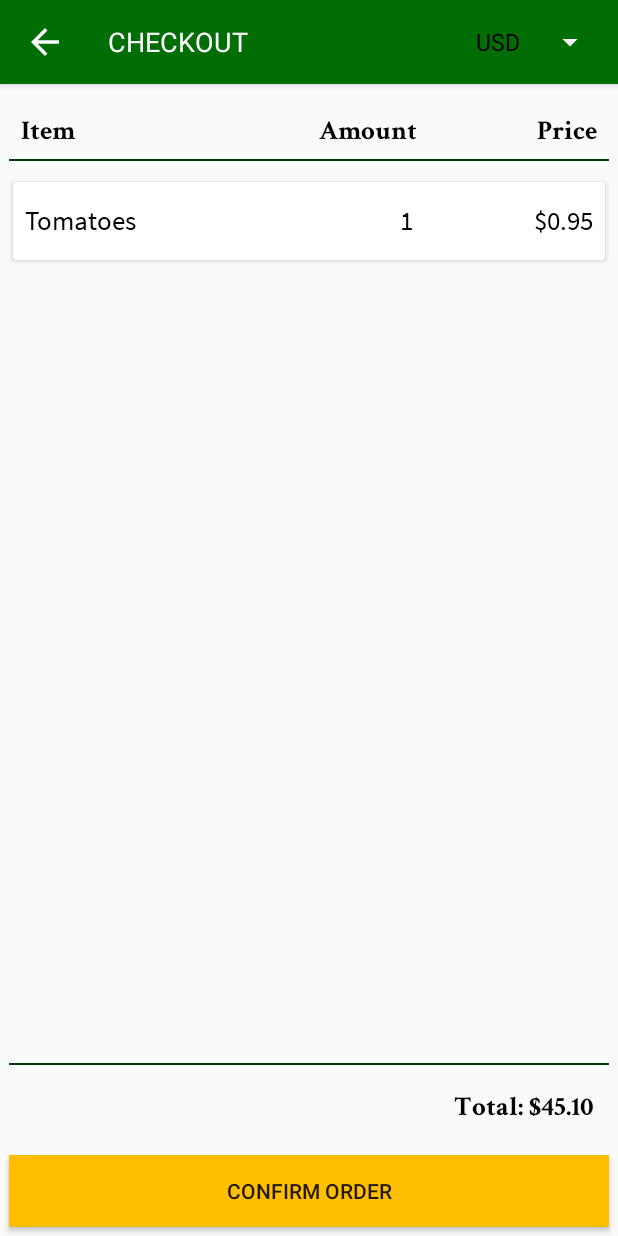
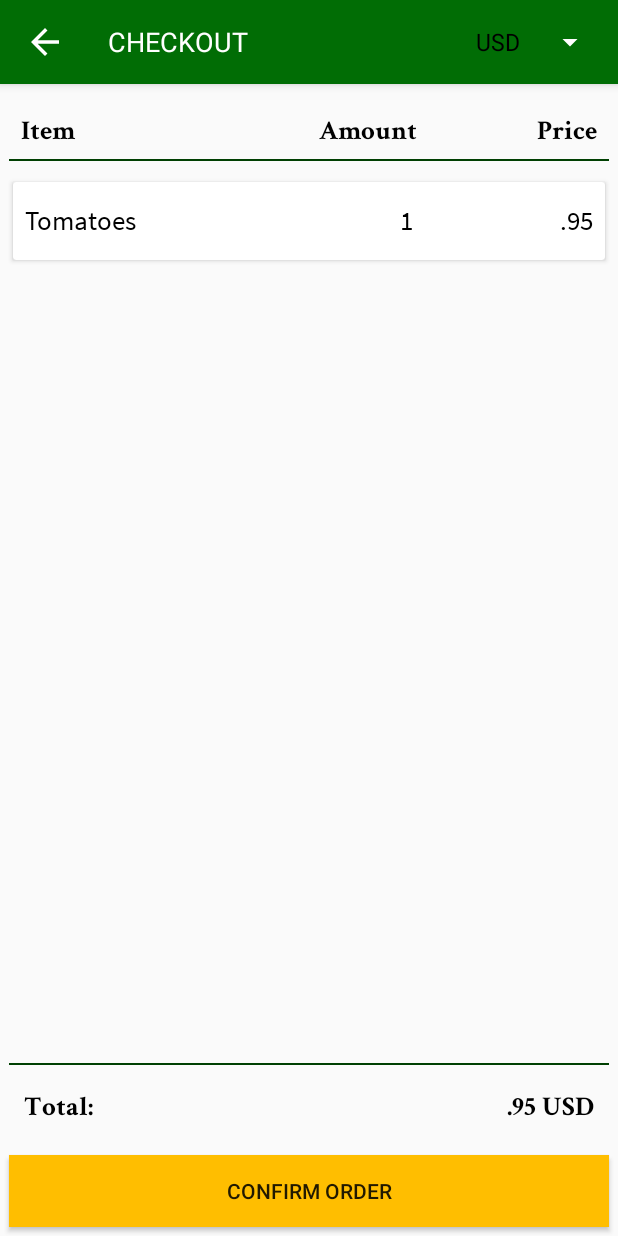
Before and after one commit to TheSapphireOne/GoodsShop, an Android app: the CheckoutActivity screen opened directly, with no data from a screen before it, on a phone screen of 412 x 824 dp. Run offline under Robolectric (Android 15) with nearby library versions, the phone set to English and light mode, and no system bars; our stand-ins replace EventBus, Volley.

Commit message:
Impl. prices changes, due currency change in checkout view

```diff
--- a/app/src/main/java/lu/domi/sapphire/minimarket/CheckoutActivity.java
+++ b/app/src/main/java/lu/domi/sapphire/minimarket/CheckoutActivity.java
@@ -8,10 +8,12 @@ import android.util.SparseArray;
 import android.view.MenuItem;
 import android.view.MotionEvent;
 import android.view.View;
+import android.widget.AdapterView;
 import android.widget.ArrayAdapter;
 import android.widget.Button;
 import android.widget.ImageButton;
 import android.widget.Spinner;
+import android.widget.TextView;
 import android.widget.Toast;
 
 import org.greenrobot.eventbus.EventBus;
@@ -27,12 +29,16 @@ public class CheckoutActivity extends AppCompatActivity {
     private static final String TAG_CHECKOUT_ACTIVITY = CheckoutActivity.class.getSimpleName();
     public static final int ORDER_COMPLETED = 2;
     private ArrayAdapter<String> spinnerAdapter;
+    private CheckoutAdapter checkoutAdapter;
     private Spinner changeCurrencySpinner;
+    private TextView totalTextView;
 
     @Override
-    protected void onCreate(Bundle savedInstanceState) {
+    protected void onCreate(Bundle savedInstanceState) { // TODO move listeners to methods (refactoring)
         super.onCreate(savedInstanceState);
         setContentView(R.layout.activity_checkout);
+
+        totalTextView = (TextView)findViewById(R.id.total_checkout_textView);
 
         Button confirmBtn = (Button) findViewById(R.id.checkout_cart_button);
         confirmBtn.setOnClickListener(new View.OnClickListener() {
@@ -59,7 +65,7 @@ public class CheckoutActivity extends AppCompatActivity {
         changeCurrencySpinner.setOnTouchListener(new View.OnTouchListener() {
             @Override
             public boolean onTouch(View v, MotionEvent event) {
-                if (event.getAction() == MotionEvent.ACTION_UP) {
+                if (event.getAction() == MotionEvent.ACTION_UP) { // TODO check why is always checking...
                     if (exchangeRates.getCurrencies().size() > 1 && exchangeRates.isUpToDate()) {
                         changeCurrencySpinner.performClick();
                     } else {
@@ -67,19 +73,39 @@ public class CheckoutActivity extends AppCompatActivity {
                     }
                 }
                 return true;
-            }
+            } // TODO request Permissions for android 6.0+ (Internet)
         });
         spinnerAdapter = new ArrayAdapter<>(CheckoutActivity.this, android.R.layout.simple_spinner_dropdown_item,
                 exchangeRates.getCurrencies().toArray(new String[exchangeRates.getCurrencies().size()]));
         spinnerAdapter.setDropDownViewResource(android.R.layout.simple_spinner_dropdown_item);
-        changeCurrencySpinner.setAdapter(spinnerAdapter); // TODO set correct currency
+        changeCurrencySpinner.setAdapter(spinnerAdapter); // TODO set correct currency + add it to cart
+
+        changeCurrencySpinner.setOnItemSelectedListener(new AdapterView.OnItemSelectedListener() {
+            @Override
+            public void onItemSelected(AdapterView<?> parent, View view, int position, long id) {
+                String currencyIso = spinnerAdapter.getItem(position);
+                CartFacade.getServiceInstance(CheckoutActivity.this).setCurrency(currencyIso);
+                updatePrices();
+            }
+
+            @Override
+            public void onNothingSelected(AdapterView<?> parent) {}
+        });
 
         SparseArray<CartEntry> cartEntries = CartFacade.getServiceInstance(CheckoutActivity.this).getCartService().getCartEntries();
-        CheckoutAdapter adapter = new CheckoutAdapter(cartEntries, CheckoutActivity.this);
+        checkoutAdapter = new CheckoutAdapter(cartEntries, CheckoutActivity.this);
 
         RecyclerView recyclerView = (RecyclerView) findViewById(R.id.cart_entries_checkout_recyclerView);
         recyclerView.setLayoutManager(new LinearLayoutManager(CheckoutActivity.this));
-        recyclerView.setAdapter(adapter);
+        recyclerView.setAdapter(checkoutAdapter);
+
+        updatePrices();
+    }
+
+    private void updatePrices() {
+        String total =  CartFacade.getServiceInstance(CheckoutActivity.this).getCartTotal();
+        totalTextView.setText(total);
+        checkoutAdapter.notifyPricesHaveChanged();
     }
 
     @Subscribe
--- a/app/src/main/java/lu/domi/sapphire/minimarket/CheckoutAdapter.java
+++ b/app/src/main/java/lu/domi/sapphire/minimarket/CheckoutAdapter.java
@@ -11,6 +11,7 @@ import android.widget.ImageView;
 import android.widget.TextView;
 
 
+import java.math.BigDecimal;
 import java.util.Locale;
 
 import lu.domi.sapphire.minimarket.data.CartEntry;
@@ -21,10 +22,12 @@ public class CheckoutAdapter extends RecyclerView.Adapter<RecyclerView.ViewHolde
 
     private SparseArray<CartEntry> cartEntryList;
     private Context context;
+    private BigDecimal currencyRate;
 
     public CheckoutAdapter(SparseArray<CartEntry> cartEntryList, Context context) {
         this.cartEntryList = cartEntryList;
         this.context = context;
+        currencyRate = CartFacade.getServiceInstance(context).getCurrencyRate();
     }
 
     @Override
@@ -41,8 +44,13 @@ public class CheckoutAdapter extends RecyclerView.Adapter<RecyclerView.ViewHolde
         cartEntryHolder.name.setText(entry.getName()); // TODO insert special card at pos 1
         cartEntryHolder.quantity.setText(String.valueOf(entry.getQuanity()));
 
-        String rowTotal = CartFacade.getServiceInstance(context).getCartService().getFormatedRowTotalOf(key, Locale.getDefault());
+        String rowTotal = CartFacade.getServiceInstance(context).getCartService().getFormatedRowTotalOf(key, currencyRate);
         cartEntryHolder.rowPrice.setText(rowTotal);
+    }
+
+    public void notifyPricesHaveChanged() {
+        currencyRate = CartFacade.getServiceInstance(context).getCurrencyRate();
+        notifyDataSetChanged();
     }
 
     @Override
--- a/app/src/main/java/lu/domi/sapphire/minimarket/fragments/CartDialogFragment.java
+++ b/app/src/main/java/lu/domi/sapphire/minimarket/fragments/CartDialogFragment.java
@@ -62,14 +62,14 @@ public class CartDialogFragment extends DialogFragment {
         recyclerView.setAdapter(adapter);
 
         subtotalTextView = (TextView)dialogView.findViewById(R.id.subtotal_cart_textView);
-        subtotalTextView.setText(CartFacade.getServiceInstance(getContext()).getCartService().getSubtotal());
+        subtotalTextView.setText(CartFacade.getServiceInstance(getContext()).getCartTotal());
 
         builder.setView(dialogView);
         return builder.create();
     }
 
     public void updateSubtotal() {
-        subtotalTextView.setText(CartFacade.getServiceInstance(getContext()).getCartService().getSubtotal());
+        subtotalTextView.setText(CartFacade.getServiceInstance(getContext()).getCartTotal());
     }
 
     @Override
--- a/app/src/main/java/lu/domi/sapphire/minimarket/services/CartFacade.java
+++ b/app/src/main/java/lu/domi/sapphire/minimarket/services/CartFacade.java
@@ -2,8 +2,11 @@ package lu.domi.sapphire.minimarket.services;
 
 
 import android.content.Context;
+import android.support.v4.util.Pair;
 
-import lu.domi.sapphire.minimarket.data.ExchangeRates;
+import java.math.BigDecimal;
+import java.text.DecimalFormat;
+
 import lu.domi.sapphire.minimarket.data.Product;
 
 public class CartFacade {
@@ -11,6 +14,7 @@ public class CartFacade {
     private static CartFacade cartInstance = null;
     private CartService cartService;
     private CurrencyService currencyService;
+    private Pair<String, BigDecimal> currencyRate;
 
     private CartFacade() {}
 
@@ -18,6 +22,7 @@ public class CartFacade {
         cartInstance = new CartFacade();
         cartService =  new CartService(context);
         currencyService = new CurrencyService();
+        currencyRate = new Pair<>("USD", new BigDecimal(1.0d));
     }
 
     public void insertUpdate(Product product, int quantity) {
@@ -48,6 +53,24 @@ public class CartFacade {
         return 0;
     }
 
+    public void setCurrency(String isoCode) {
+        BigDecimal rate = getCurrencyService().getExchangeRates().getRate(isoCode);
+        currencyRate = new Pair<>(isoCode, rate);
+    }
+
+    public BigDecimal getCurrencyRate() {
+        return currencyRate.second;
+    }
+
+    public String getCartTotal() { // TODO refactoring..
+        // Add shipping costs & taxes here...
+        BigDecimal subtotal = getCartService().getSubtotal();
+        // Would usually be in a calculation service
+        BigDecimal total = subtotal.multiply(currencyRate.second);
+        DecimalFormat formatter = new DecimalFormat("###,###,###.00 " + currencyRate.first);
+        return formatter.format(total);
+    }
+
     public static CartFacade getServiceInstance(final Context context) {
         if (cartInstance == null) {
             cartInstance = new CartFacade(context);
--- a/app/src/main/java/lu/domi/sapphire/minimarket/services/CartService.java
+++ b/app/src/main/java/lu/domi/sapphire/minimarket/services/CartService.java
@@ -5,6 +5,7 @@ import android.content.Context;
 import android.util.SparseArray;
 
 import java.math.BigDecimal;
+import java.text.DecimalFormat;
 import java.text.NumberFormat;
 import java.util.Locale;
 
@@ -38,7 +39,7 @@ public class CartService {
         prefsHandler.insertUpdate(newEntry, product.getArtNo());
     }
 
-    public String getSubtotal() {
+    public BigDecimal getSubtotal() {
         BigDecimal subtotal = new BigDecimal(0);
         BigDecimal rowTotal;
         for(int i = 0; i < getCartEntries().size(); i++) {
@@ -46,7 +47,7 @@ public class CartService {
             rowTotal = getRowTotalOf(key);
             subtotal = subtotal.add(rowTotal);
         }
-        return NumberFormat.getCurrencyInstance(Locale.US).format(subtotal);
+        return subtotal;
     }
 
     private BigDecimal getRowTotalOf(int key) {
@@ -55,25 +56,15 @@ public class CartService {
         return entry.getBasePrice().multiply(quantity);
     }
 
-    public String getFormatedSubtotal(Locale locale) {
-        BigDecimal subtotal = new BigDecimal(0);
-        BigDecimal rowTotal;
-        for(int i = 0; i < getCartEntries().size(); i++) {
-            int key = getCartEntries().keyAt(i);
-            rowTotal = getRowTotalOf(key);
-            subtotal = subtotal.add(rowTotal);
-        }
-        return NumberFormat.getCurrencyInstance(locale).format(subtotal);
-    }
-
     public void cleanUpCart() {
         cartEntries = new SparseArray<>();
         prefsHandler.deleteAll();
     }
 
-    public String getFormatedRowTotalOf(int key, Locale locale) {
-        BigDecimal rowTotal = getRowTotalOf(key);
-        return NumberFormat.getCurrencyInstance(locale).format(rowTotal);
+    public String getFormatedRowTotalOf(int key, BigDecimal rate) {
+        BigDecimal rowTotal= getRowTotalOf(key).multiply(rate);
+        DecimalFormat formatter = new DecimalFormat("###,###,###.00");
+        return formatter.format(rowTotal);
     }
 
     public boolean contains(int artNo) {
--- a/app/src/main/java/lu/domi/sapphire/minimarket/services/CurrencyService.java
+++ b/app/src/main/java/lu/domi/sapphire/minimarket/services/CurrencyService.java
@@ -4,6 +4,7 @@ import android.app.ProgressDialog;
 import android.app.admin.SystemUpdatePolicy;
 import android.content.Context;
 import android.util.Log;
+import android.util.Pair;
 
 import com.android.volley.Request;
 import com.android.volley.Response;
--- a/app/src/main/res/layout/activity_checkout.xml
+++ b/app/src/main/res/layout/activity_checkout.xml
@@ -132,15 +132,31 @@
             android:background="@color/colorPrimaryDark"
             android:id="@+id/totalDividerBottom_checkout_textView" />
 
-        <lu.domi.sapphire.minimarket.view.HeaderTextView
-            android:text="Total: $45.10"
+        <LinearLayout
+            android:orientation="horizontal"
             android:layout_width="match_parent"
+            android:layout_marginStart="16dp"
             android:layout_marginEnd="16dp"
-            android:layout_height="@dimen/cart_entry_card_height"
-            android:gravity="center_vertical|end"
-            android:textSize="@dimen/sz_content_card"
-            android:textColor="@color/black"
-            android:id="@+id/textView3" />
+            android:layout_height="@dimen/cart_entry_card_height">
+
+            <lu.domi.sapphire.minimarket.view.HeaderTextView
+                android:layout_width="0dp"
+                android:layout_height="match_parent"
+                android:text="@string/checkout_total"
+                android:layout_weight="1"
+                android:gravity="center_vertical|start"
+                android:textSize="@dimen/sz_content_card"
+                android:textColor="@color/black"
+                android:id="@+id/totalText_checkout_textView" />
+
+            <lu.domi.sapphire.minimarket.view.HeaderTextView
+                android:layout_width="wrap_content"
+                android:layout_height="@dimen/cart_entry_card_height"
+                android:gravity="center_vertical|end"
+                android:textSize="@dimen/sz_content_card"
+                android:textColor="@color/black"
+                android:id="@+id/total_checkout_textView" />
+        </LinearLayout>
 
         <Button
             android:layout_width="match_parent"
--- a/app/src/main/res/layout/activity_main.xml
+++ b/app/src/main/res/layout/activity_main.xml
@@ -37,7 +37,7 @@
         android:overScrollMode="never"
         android:layout_below="@+id/main_toolbar"
         android:layout_above="@+id/checkout_cart_button" />
- <!-- TODO invisible framelayout -->
+
     <Button
         android:layout_width="match_parent"
         android:layout_height="wrap_content"
--- a/app/src/main/res/values/dimens.xml
+++ b/app/src/main/res/values/dimens.xml
@@ -18,5 +18,4 @@
     <dimen name="sz_title_card">22sp</dimen>
     <dimen name="sz_title_toolbar">18sp</dimen>
     <dimen name="sz_content_card">18sp</dimen>
-    <!--<dimen name="pd_card_med">6dp</dimen>-->
 </resources>
--- a/app/src/main/res/values/strings.xml
+++ b/app/src/main/res/values/strings.xml
@@ -38,7 +38,8 @@
     <string name="checkout_header_item">Item</string>
     <string name="checkout_header_quantity">Amount</string>
     <string name="checkout_header_price">Price</string>
-    <string name="checkout_currency_request">Requesting data...</string>
+    <string name="checkout_currency_request">Total:</string>
+    <string name="checkout_total">Total:</string>
 
     <!-- Menu -->
     <string name="action_cart">Cart</string>
@@ -47,7 +48,7 @@
     <string name="tst_cart_empty">Cart is empty</string>
     <string name="tst_cart_entry_added">Product added to cart</string>
     <string name="tst_cart_entry_removed">Product removed from cart</string>
-    <string name="tst_order_completed">Your order has been successfully transmitted</string>
+    <string name="tst_order_completed">Thank you. Your order will be sent to a random person.</string>
     <string name="tst_service_error">Oops, service not available. Try again later.</string>
 
 
--- a/app/src/main/res/values/styles.xml
+++ b/app/src/main/res/values/styles.xml
@@ -5,7 +5,7 @@
         <item name="colorPrimaryDark">@color/colorPrimaryDark</item>
         <item name="colorAccent">@color/colorAccent</item>
         <item name="android:textColorSecondary">@color/white</item>
-        <item name="android:textColorTertiary">@color/black</item>
+        <item name="android:textColorTertiary">@color/white</item>
         <item name="android:windowNoTitle">true</item>
     </style>
 
```
